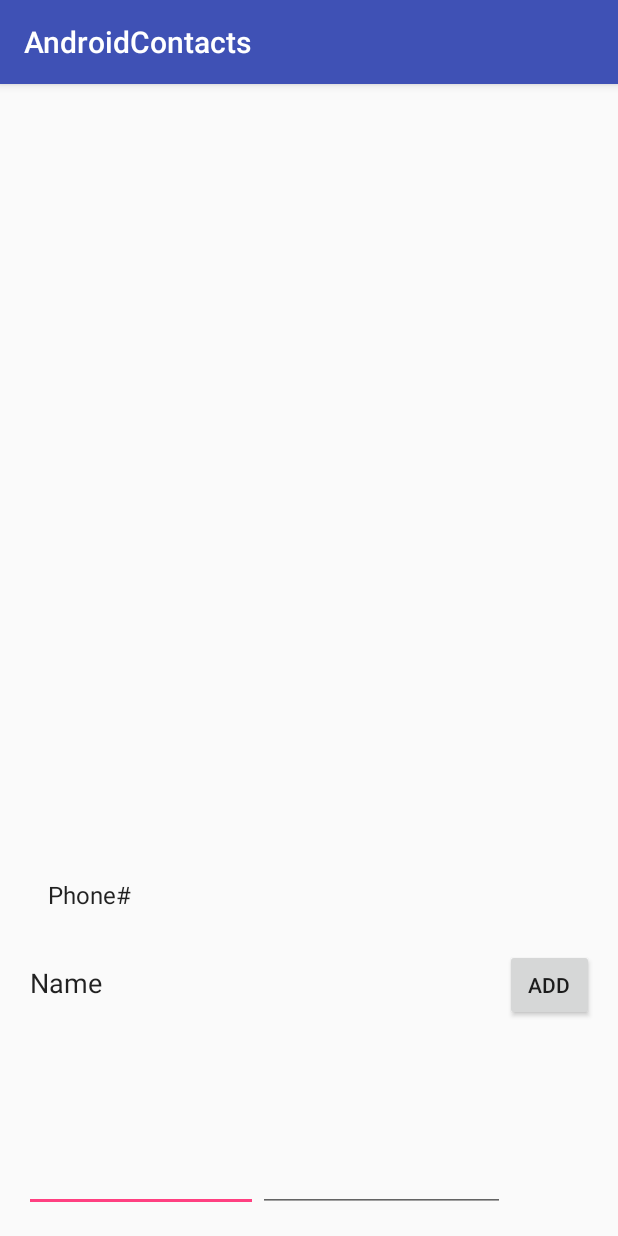
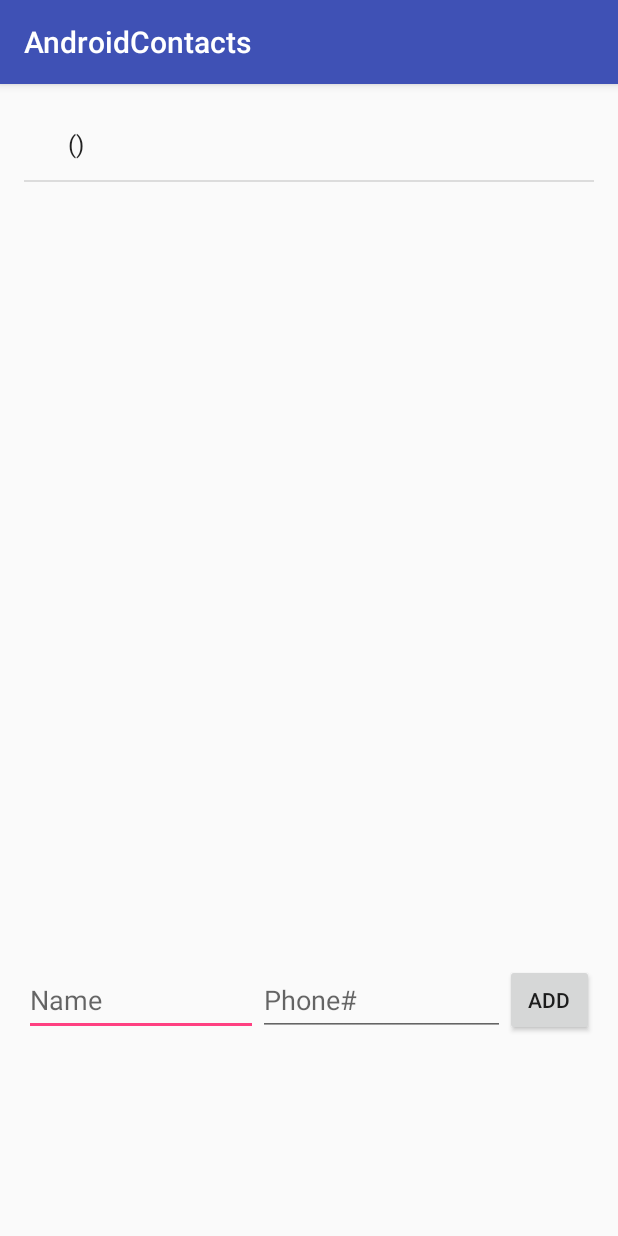
Before and after one commit to anviloctopus/contactsandroid, an Android app: the screen it shows after launch (MainActivity), after a tap on "ADD", on a phone screen of 412 x 824 dp. Run offline under Robolectric (Android 15) with nearby library versions, the phone set to English and light mode, and no system bars.

Commit message:
Finish project

```diff
--- a/app/src/main/java/com/theironyard/androidcontacts/MainActivity.java
+++ b/app/src/main/java/com/theironyard/androidcontacts/MainActivity.java
@@ -17,11 +17,8 @@ public class MainActivity extends AppCompatActivity implements View.OnClickListe
 
     ListView list;
     Button addButton;
-    EditText text;
-
-
-
-
+    EditText name;
+    EditText phone;
 
         @Override
         protected void onCreate(Bundle savedInstanceState) {
@@ -30,7 +27,8 @@ public class MainActivity extends AppCompatActivity implements View.OnClickListe
 
 
         list = (ListView) findViewById(R.id.ListView);
-        text = (EditText) findViewById(R.id.editText);
+        phone = (EditText) findViewById(R.id.editText);
+        name = (EditText) findViewById(R.id.editText2);
         addButton = (Button) findViewById(R.id.button);
 
         items = new ArrayAdapter<String>(this, android.R.layout.simple_list_item_1);
@@ -43,14 +41,18 @@ public class MainActivity extends AppCompatActivity implements View.OnClickListe
 
     @Override
     public void onClick(View v) {
-        String item = text.getText().toString();
-        items.add(item);
-        text.setText("");
+        String phoneNumber = phone.getText().toString();
+        String contactName = name.getText().toString();
+        items.add(contactName +"\t(" + phoneNumber + ")");
+        phone.setText("");
+        name.setText("");
 
     }
 
     @Override
     public boolean onItemLongClick(AdapterView<?> parent, View view, int position, long id) {
-        return false;
+        String contact = items.getItem(position);
+        items.remove(contact);
+        return true;
     }
 }
--- a/app/src/main/res/layout/activity_main.xml
+++ b/app/src/main/res/layout/activity_main.xml
@@ -11,11 +11,29 @@
     tools:context="com.theironyard.androidcontacts.MainActivity">
 
     <LinearLayout
+        android:orientation="vertical"
+        android:layout_width="match_parent"
+        android:layout_height="match_parent"
+        android:weightSum="1"
+        android:layout_alignParentTop="true"
+        android:layout_alignParentLeft="true"
+        android:layout_alignParentStart="true">
+
+        <ListView
+            android:layout_width="match_parent"
+            android:layout_height="146dp"
+            android:id="@+id/ListView"
+            android:layout_alignParentBottom="true"
+            android:layout_alignParentLeft="true"
+            android:layout_alignParentStart="true"
+            android:layout_marginBottom="187dp"
+            android:layout_weight="0.67" />
+
+        <LinearLayout
             android:orientation="horizontal"
             android:layout_width="match_parent"
-        android:layout_height="match_parent"
-        android:layout_marginTop="431dp"
-        android:layout_alignParentTop="true"
+            android:layout_height="wrap_content"
+            android:layout_alignParentBottom="true"
             android:layout_alignParentLeft="true"
             android:layout_alignParentStart="true">
 
@@ -23,19 +41,19 @@
                 android:layout_width="0dp"
                 android:layout_height="match_parent"
                 android:inputType="textPersonName"
-            android:text="Name"
                 android:ems="10"
                 android:id="@+id/editText2"
-            android:layout_weight="0.95" />
+                android:layout_weight="0.95"
+                android:hint="Name" />
 
             <EditText
                 android:layout_width="0dp"
                 android:layout_height="match_parent"
                 android:inputType="textPersonName"
-            android:text="Phone#"
                 android:ems="10"
                 android:id="@+id/editText"
-            android:layout_weight="1" />
+                android:layout_weight="1"
+                android:hint="Phone#" />
 
             <Button
                 android:text="ADD"
@@ -43,14 +61,6 @@
                 android:layout_height="wrap_content"
                 android:id="@+id/button" />
         </LinearLayout>
-
-    <ListView
-        android:layout_width="match_parent"
-        android:layout_height="wrap_content"
-        android:id="@+id/ListView"
-        android:layout_alignParentBottom="true"
-        android:layout_alignParentLeft="true"
-        android:layout_alignParentStart="true"
-        android:layout_marginBottom="187dp" />
+    </LinearLayout>
 
 </RelativeLayout>
```
Lines whose indentation alone changed are shown as unchanged.
